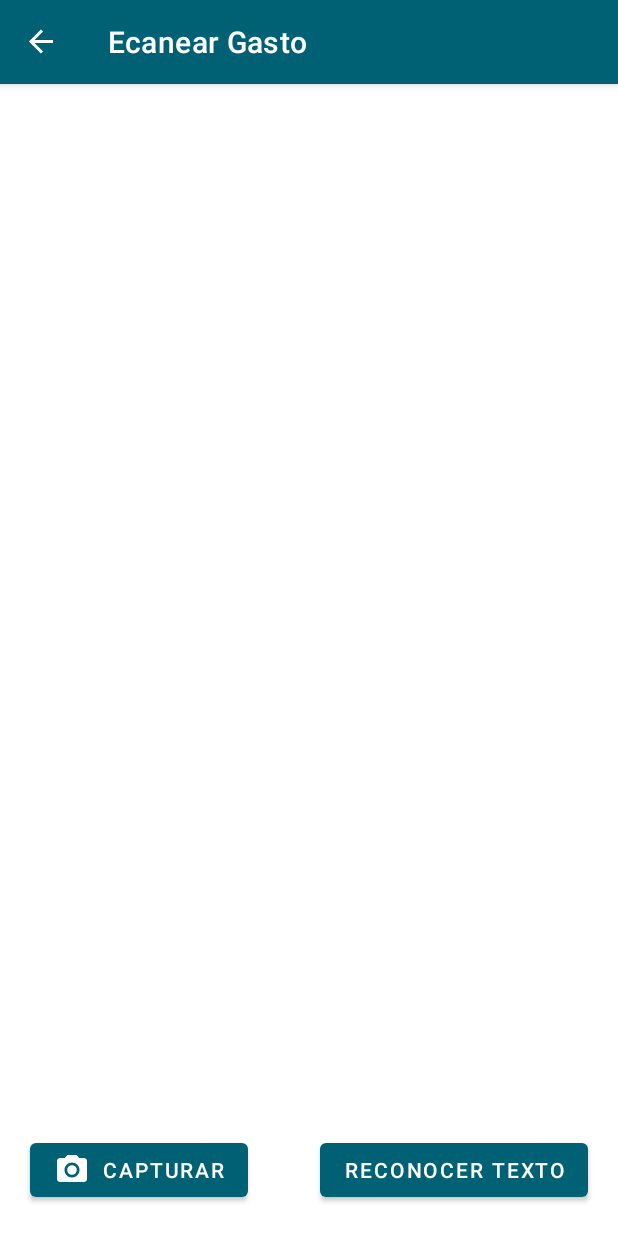
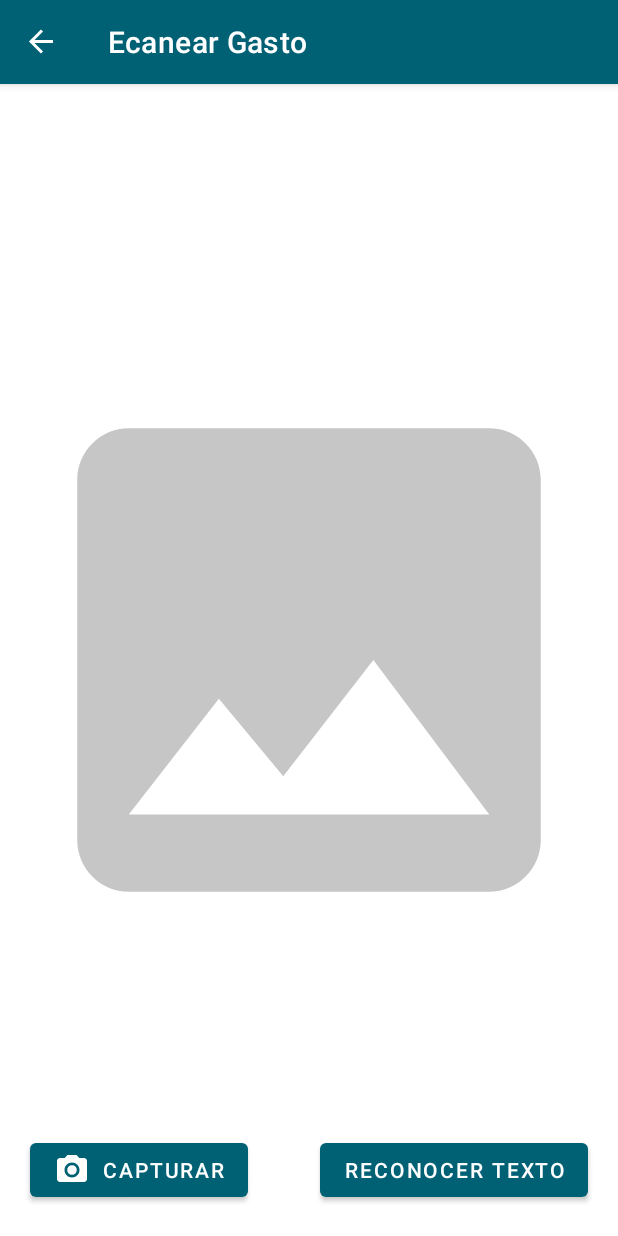
Before and after one commit to adribalbvena/OrionViajes, an Android app: the ScanFragment screen opened through its navigation route, on a phone screen of 412 x 824 dp. Run offline under Robolectric (Android 15) with nearby library versions, the phone set to English and light mode, and no system bars; our stand-ins replace navigation-ui; libraries missing offline, so code that uses them is left out: com.google.mlkit.vision; plain views replace PreviewView; network calls fail; pictures from the network do not load; 1 statement that could not run was skipped.

Commit message:
scanner by photo added

```diff
--- /dev/null
+++ b/app/src/main/res/drawable/ic_document_scanner.xml
@@ -0,0 +1,5 @@
+<vector android:height="24dp" android:tint="#2D2F31"
+    android:viewportHeight="24" android:viewportWidth="24"
+    android:width="24dp" xmlns:android="http://schemas.android.com/apk/res/android">
+    <path android:fillColor="@android:color/white" android:pathData="M7,3H4v3H2V1h5V3zM22,6V1h-5v2h3v3H22zM7,21H4v-3H2v5h5V21zM20,18v3h-3v2h5v-5H20zM19,18c0,1.1 -0.9,2 -2,2H7c-1.1,0 -2,-0.9 -2,-2V6c0,-1.1 0.9,-2 2,-2h10c1.1,0 2,0.9 2,2V18zM15,8H9v2h6V8zM15,11H9v2h6V11zM15,14H9v2h6V14z"/>
+</vector>
--- /dev/null
+++ b/app/src/main/res/drawable/ic_image.xml
@@ -0,0 +1,5 @@
+<vector android:height="24dp" android:tint="#A1A5A4A4"
+    android:viewportHeight="24" android:viewportWidth="24"
+    android:width="24dp" xmlns:android="http://schemas.android.com/apk/res/android">
+    <path android:fillColor="@android:color/white" android:pathData="M21,19V5c0,-1.1 -0.9,-2 -2,-2H5c-1.1,0 -2,0.9 -2,2v14c0,1.1 0.9,2 2,2h14c1.1,0 2,-0.9 2,-2zM8.5,13.5l2.5,3.01L14.5,12l4.5,6H5l3.5,-4.5z"/>
+</vector>
--- a/app/src/main/res/layout/fragment_scan.xml
+++ b/app/src/main/res/layout/fragment_scan.xml
@@ -17,6 +17,7 @@
         app:layout_constraintBottom_toBottomOf="parent"
         app:layout_constraintStart_toStartOf="parent" />
 
+
     <Button
         android:id="@+id/recognizeText"
         android:layout_width="wrap_content"
@@ -29,11 +30,12 @@
         <ImageView
             android:layout_width="match_parent"
             android:id="@+id/imageView"
+            android:src="@drawable/ic_image"
+            android:adjustViewBounds="true"
             app:layout_constraintStart_toStartOf="parent"
             app:layout_constraintEnd_toEndOf="parent"
             app:layout_constraintTop_toTopOf="parent"
             app:layout_constraintBottom_toBottomOf="parent"
-            android:scaleType="centerCrop"
             android:layout_height="wrap_content"/>
 
 <!--    <androidx.camera.view.PreviewView-->
```
Also changed, not shown: app/src/main/java/ar/edu/ort/orionviajes/fragments/ScanFragment.kt (+2 -165 lines).
